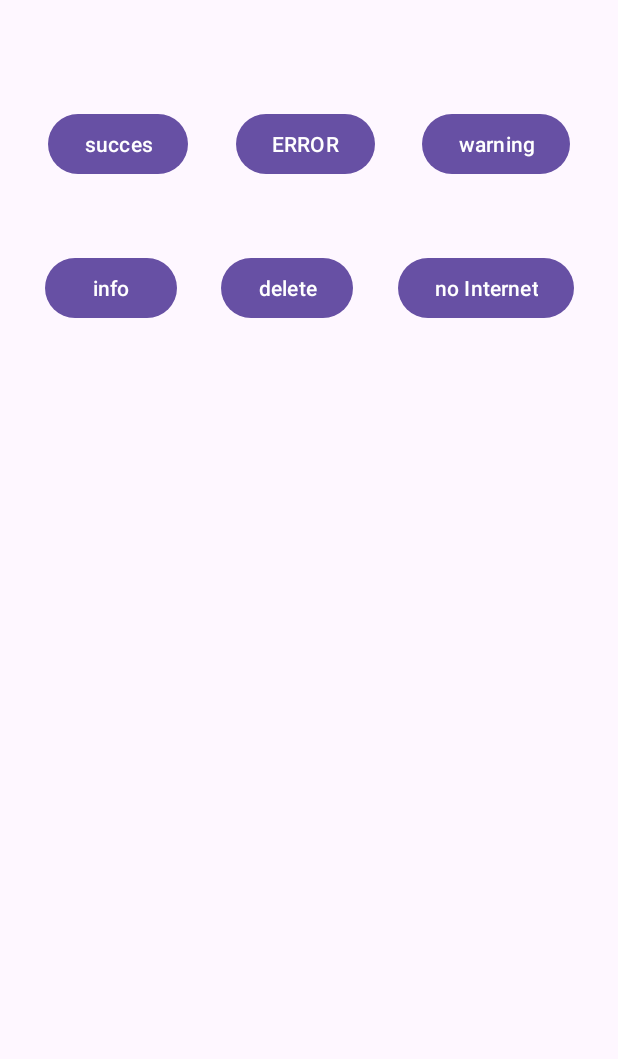
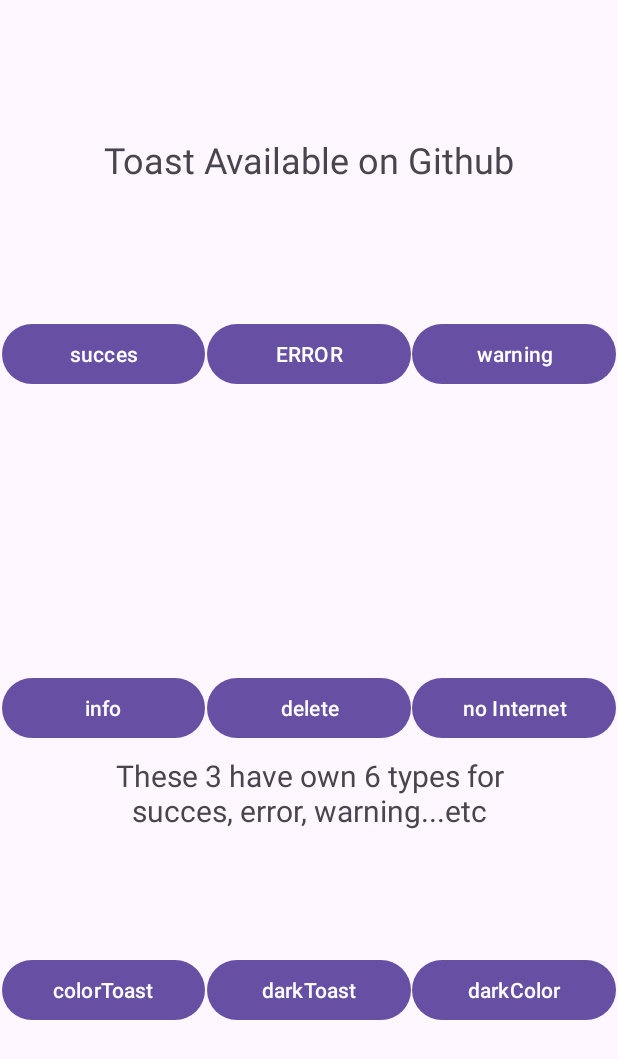
Before and after one commit to SujalSinghNegi/Motion-Toast-Github, an Android app: the layout activity_main.xml on its own in the app's theme, with its tools: preview values and no code run, on a phone screen of 412 x 824 dp. Shown: the top 1059 px of the screen. Run offline under Robolectric (Android 15) with nearby library versions, the phone set to English and light mode, and no system bars.

```diff
--- a/app/src/main/java/com/example/motiontoastgithub/MainActivity.kt
+++ b/app/src/main/java/com/example/motiontoastgithub/MainActivity.kt
@@ -82,7 +82,33 @@ class MainActivity : AppCompatActivity() {
                 ResourcesCompat.getFont(this, www.sanju.motiontoast.R.font.helveticabold)
             )
         }
+        binding.colorToast.setOnClickListener {
+            MotionToast.createColorToast(this,"Upload Completed!",
+                "Upload Completed successfully!",
+                MotionToastStyle.SUCCESS,
+                MotionToast.GRAVITY_BOTTOM,
+                MotionToast.LONG_DURATION,
+                ResourcesCompat.getFont(this, www.sanju.motiontoast.R.font.helveticabold))
 
+        }
+        binding.darkToast.setOnClickListener {
+            MotionToast.darkToast(this,"Upload Completed!",
+                "Upload Completed successfully!",
+                MotionToastStyle.SUCCESS,
+                MotionToast.GRAVITY_BOTTOM,
+                MotionToast.LONG_DURATION,
+                ResourcesCompat.getFont(this, www.sanju.motiontoast.R.font.helveticabold))
+
+        }
+        binding.darkColor.setOnClickListener {
+            MotionToast.darkColorToast(this,"Upload Completed!",
+                "Upload Completed successfully!",
+                MotionToastStyle.SUCCESS,
+                MotionToast.GRAVITY_BOTTOM,
+                MotionToast.LONG_DURATION,
+                ResourcesCompat.getFont(this, www.sanju.motiontoast.R.font.helveticabold))
+
+        }
 
         }
 }
--- a/app/src/main/res/layout/activity_main.xml
+++ b/app/src/main/res/layout/activity_main.xml
@@ -8,69 +8,142 @@
     tools:context=".MainActivity">
 
     <Button
+        android:id="@+id/darkColor"
+        android:layout_width="136dp"
+        android:layout_height="wrap_content"
+        android:text="darkColor"
+        app:layout_constraintBottom_toBottomOf="parent"
+        app:layout_constraintEnd_toEndOf="parent"
+        app:layout_constraintHorizontal_bias="0.5"
+        app:layout_constraintStart_toEndOf="@+id/darkToast"
+        app:layout_constraintTop_toBottomOf="@+id/noInternet"
+        app:layout_constraintVertical_bias="0.5" />
+
+    <Button
+        android:id="@+id/delete"
+        android:layout_width="136dp"
+        android:layout_height="wrap_content"
+        android:layout_marginTop="48dp"
+        android:text="delete"
+        app:layout_constraintBottom_toTopOf="@+id/darkToast"
+        app:layout_constraintEnd_toStartOf="@+id/noInternet"
+        app:layout_constraintHorizontal_bias="0.5"
+        app:layout_constraintStart_toEndOf="@+id/info"
+        app:layout_constraintTop_toBottomOf="@+id/ERROR"
+        app:layout_constraintVertical_bias="0.5" />
+
+    <Button
+        android:id="@+id/colorToast"
+        android:layout_width="135dp"
+        android:layout_height="wrap_content"
+        android:text="colorToast"
+        app:layout_constraintBottom_toBottomOf="parent"
+        app:layout_constraintEnd_toStartOf="@+id/darkToast"
+        app:layout_constraintHorizontal_bias="0.5"
+        app:layout_constraintStart_toStartOf="parent"
+        app:layout_constraintTop_toBottomOf="@+id/info"
+        app:layout_constraintVertical_bias="0.5" />
+
+    <Button
+        android:id="@+id/warning"
+        android:layout_width="136dp"
+        android:layout_height="wrap_content"
+        android:layout_marginTop="72dp"
+        android:text="warning"
+        app:layout_constraintBottom_toTopOf="@+id/noInternet"
+        app:layout_constraintEnd_toEndOf="parent"
+        app:layout_constraintHorizontal_bias="0.5"
+        app:layout_constraintStart_toEndOf="@+id/ERROR"
+        app:layout_constraintTop_toTopOf="parent"
+        app:layout_constraintVertical_bias="0.5" />
+
+    <Button
+        android:id="@+id/darkToast"
+        android:layout_width="136dp"
+        android:layout_height="wrap_content"
+        android:text="darkToast"
+        app:layout_constraintBottom_toBottomOf="parent"
+        app:layout_constraintEnd_toStartOf="@+id/darkColor"
+        app:layout_constraintHorizontal_bias="0.5"
+        app:layout_constraintStart_toEndOf="@+id/colorToast"
+        app:layout_constraintTop_toBottomOf="@+id/delete"
+        app:layout_constraintVertical_bias="0.5" />
+
+    <Button
         android:id="@+id/SUCCES"
-        android:layout_width="wrap_content"
+        android:layout_width="135dp"
         android:layout_height="wrap_content"
         android:layout_marginTop="72dp"
         android:text="succes"
+        app:layout_constraintBottom_toTopOf="@+id/info"
         app:layout_constraintEnd_toStartOf="@+id/ERROR"
         app:layout_constraintHorizontal_bias="0.5"
         app:layout_constraintStart_toStartOf="parent"
-        app:layout_constraintTop_toTopOf="parent" />
+        app:layout_constraintTop_toTopOf="parent"
+        app:layout_constraintVertical_bias="0.5" />
 
     <Button
         android:id="@+id/ERROR"
-        android:layout_width="wrap_content"
+        android:layout_width="136dp"
         android:layout_height="wrap_content"
         android:layout_marginTop="72dp"
         android:text="ERROR"
+        app:layout_constraintBottom_toTopOf="@+id/delete"
         app:layout_constraintEnd_toStartOf="@+id/warning"
         app:layout_constraintHorizontal_bias="0.5"
         app:layout_constraintStart_toEndOf="@+id/SUCCES"
-        app:layout_constraintTop_toTopOf="parent" />
+        app:layout_constraintTop_toTopOf="parent"
+        app:layout_constraintVertical_bias="0.5" />
 
     <Button
-        android:id="@+id/warning"
-        android:layout_width="wrap_content"
+        android:id="@+id/info"
+        android:layout_width="135dp"
         android:layout_height="wrap_content"
-        android:layout_marginTop="72dp"
-        android:text="warning"
-        app:layout_constraintEnd_toEndOf="parent"
+        android:layout_marginTop="48dp"
+        android:text="info"
+        app:layout_constraintBottom_toTopOf="@+id/colorToast"
+        app:layout_constraintEnd_toStartOf="@+id/delete"
         app:layout_constraintHorizontal_bias="0.5"
-        app:layout_constraintStart_toEndOf="@+id/ERROR"
-        app:layout_constraintTop_toTopOf="parent" />
+        app:layout_constraintStart_toStartOf="parent"
+        app:layout_constraintTop_toBottomOf="@+id/SUCCES"
+        app:layout_constraintVertical_bias="0.5" />
 
     <Button
         android:id="@+id/noInternet"
-        android:layout_width="wrap_content"
+        android:layout_width="136dp"
         android:layout_height="wrap_content"
         android:layout_marginTop="48dp"
         android:text="no Internet"
+        app:layout_constraintBottom_toTopOf="@+id/darkColor"
         app:layout_constraintEnd_toEndOf="parent"
         app:layout_constraintHorizontal_bias="0.5"
         app:layout_constraintStart_toEndOf="@+id/delete"
-        app:layout_constraintTop_toBottomOf="@+id/warning" />
+        app:layout_constraintTop_toBottomOf="@+id/warning"
+        app:layout_constraintVertical_bias="0.5" />
 
-    <Button
-        android:id="@+id/info"
+    <TextView
+        android:id="@+id/textView2"
         android:layout_width="wrap_content"
         android:layout_height="wrap_content"
-        android:layout_marginTop="48dp"
-        android:text="info"
-        app:layout_constraintEnd_toStartOf="@+id/delete"
-        app:layout_constraintHorizontal_bias="0.5"
+        android:text="Toast Available on Github"
+        android:textSize="24sp"
+        app:layout_constraintBottom_toTopOf="@+id/ERROR"
+        app:layout_constraintEnd_toEndOf="parent"
         app:layout_constraintStart_toStartOf="parent"
-        app:layout_constraintTop_toBottomOf="@+id/SUCCES" />
+        app:layout_constraintTop_toTopOf="parent" />
 
-    <Button
-        android:id="@+id/delete"
-        android:layout_width="wrap_content"
-        android:layout_height="wrap_content"
-        android:layout_marginTop="48dp"
-        android:text="delete"
-        app:layout_constraintEnd_toStartOf="@+id/noInternet"
-        app:layout_constraintHorizontal_bias="0.5"
-        app:layout_constraintStart_toEndOf="@+id/info"
-        app:layout_constraintTop_toBottomOf="@+id/ERROR" />
+    <TextView
+        android:id="@+id/textView3"
+        android:layout_width="324dp"
+        android:layout_height="54dp"
+        android:layout_marginTop="484dp"
+        android:gravity="center"
+        android:text="These 3 have own 6 types for succes, error, warning...etc"
+        android:textSize="20sp"
+        app:layout_constraintBottom_toTopOf="@+id/darkToast"
+        app:layout_constraintEnd_toEndOf="parent"
+        app:layout_constraintStart_toStartOf="parent"
+        app:layout_constraintTop_toTopOf="parent"
+        app:layout_constraintVertical_bias="0.183" />
 
 </androidx.constraintlayout.widget.ConstraintLayout>
```
